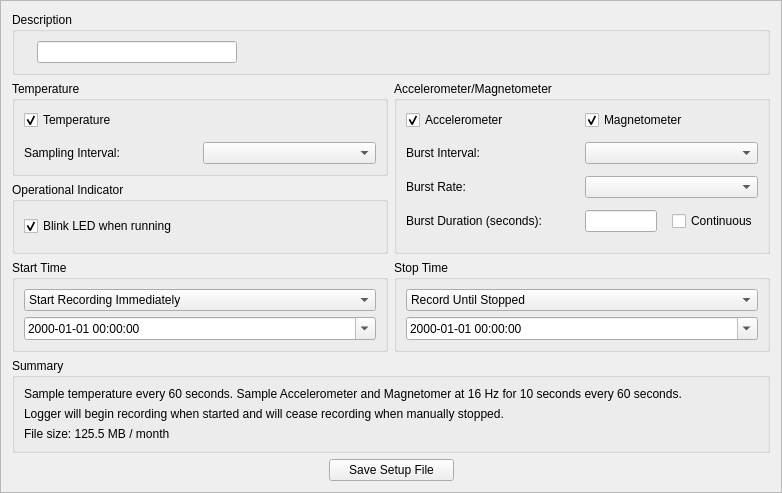
First picture: the form in gui/designer_files/setup.ui, repository LowellInstruments/Domino, before the edit.
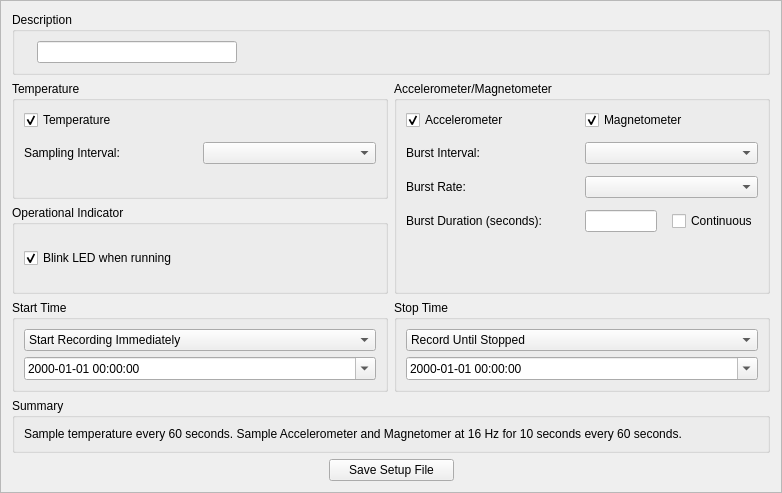
Second picture: the form after the edit.

Patch:
```diff
--- a/gui/designer_files/setup.ui
+++ b/gui/designer_files/setup.ui
@@ -240,13 +240,6 @@
       <string>Summary</string>
      </property>
      <layout class="QGridLayout" name="gridLayout_8">
-      <item row="2" column="0">
-       <widget class="QLabel" name="label_11">
-        <property name="text">
-         <string>File size: 125.5 MB / month</string>
-        </property>
-       </widget>
-      </item>
       <item row="0" column="0">
        <widget class="QLabel" name="label_9">
         <property name="text">
@@ -257,13 +250,6 @@
         </property>
        </widget>
       </item>
-      <item row="1" column="0">
-       <widget class="QLabel" name="label_13">
-        <property name="text">
-         <string>Logger will begin recording when started and will cease recording when manually stopped.</string>
-        </property>
-       </widget>
-      </item>
      </layout>
     </widget>
    </item>
```
Left out of the diff: 2 changed lines with no effect on the pictures.
